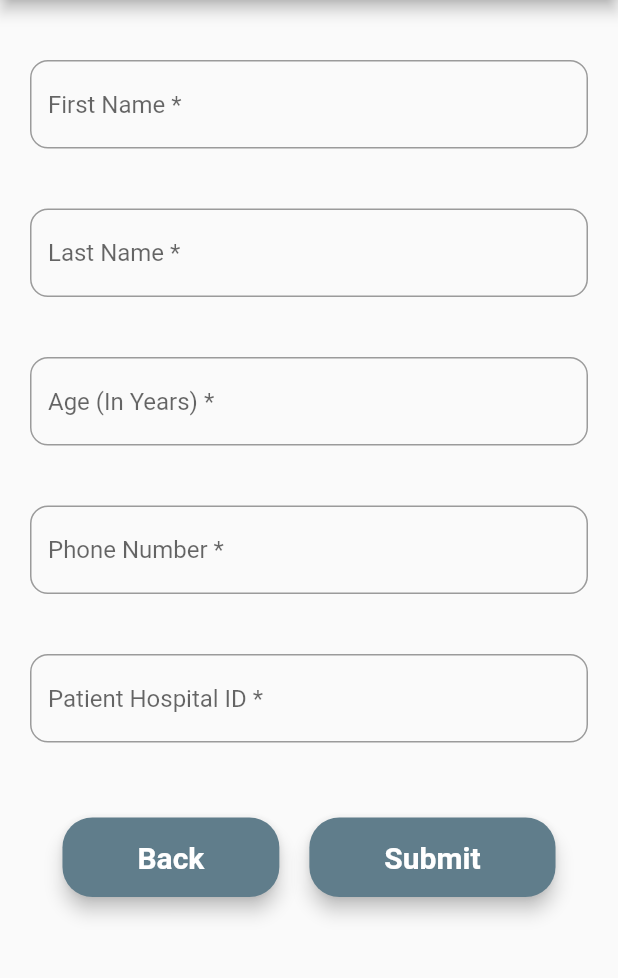
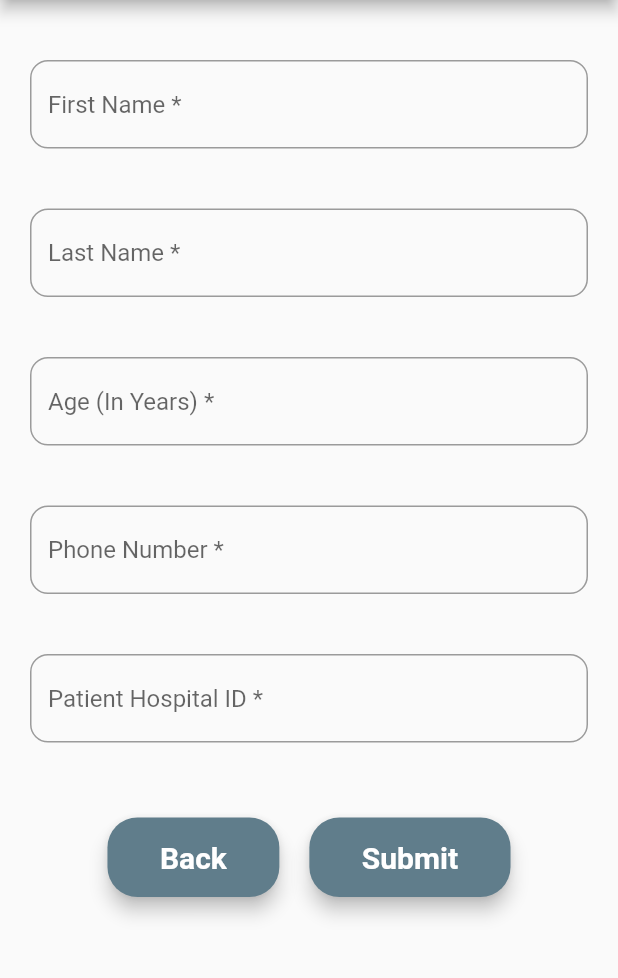
Before and after one commit to Lavanya-Pancha/Doctor_Appointment_Booking, a Flutter app: the addPatient screen opened directly, on a phone screen of 412 x 824 dp, the part 84-1062 px from its top. Run offline on Flutter 3.47's test engine with Material 2 defaults, Android fonts, the phone set to English and light mode, and no system bars; our stand-ins replace cloud_firestore, connectivity, email_validator, firebase_auth, firebase_core, flutter_easyloading and 2 more; missing offline and left inert: multiselect_formfield; accounts and stored records are empty.

Commit message:
Hospital Appointment

```diff
--- a/lib/src/Pages/Patient/Patient_list.dart
+++ b/lib/src/Pages/Patient/Patient_list.dart
@@ -227,7 +227,7 @@ class _patientListState extends State<patientList>{
                             child:Row(
                               mainAxisAlignment: MainAxisAlignment.spaceAround,
                               children: [
-                                _booked?TextButton(
+                                appoints[0]['status']=="Pending"?TextButton(
                                     onPressed: (){
                                       Navigator.push(context, MaterialPageRoute(builder: (context)=>UpdateAppointment(patient: patient,appoints:appoints[0])));
                                     },
@@ -409,6 +409,9 @@ class _patientListState extends State<patientList>{
   }
 
   getappoints(patient) async {
+    if(appoints!=null){
+      appoints.clear();
+    }
     await appointmentService().getAppoint(patient).then((val){
       setState(() {
         if(val != "Fail"){
--- a/lib/styles.dart
+++ b/lib/styles.dart
@@ -4,7 +4,7 @@ import 'package:flutter/material.dart';
 ButtonStyle buttonStyle = TextButton.styleFrom(
     backgroundColor: Colors.blueGrey,
     elevation: 5.0,
-    padding: EdgeInsets.only(left:50.0,top: 15.0,right:50.0,bottom: 15.0),
+    padding: EdgeInsets.only(left:35.0,top: 15.0,right:35.0,bottom: 15.0),
     shape: RoundedRectangleBorder(
       borderRadius: BorderRadius.circular(20.0),
 
```
